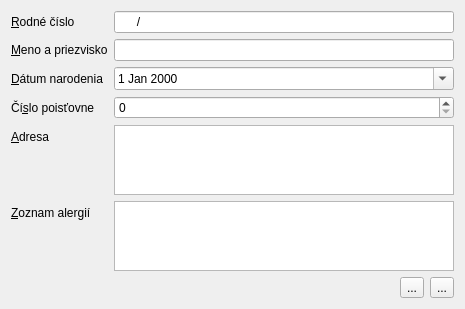
First picture: the form in ui/PacientEdit.ui, repository mireq/NemocnicnySystem, before the edit.
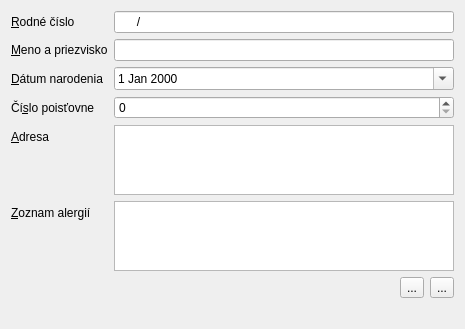
Second picture: the form after the edit. Icons and pictures are not drawn. Custom widgets are drawn as their Qt base class.

```diff
--- a/ui/PacientEdit.ui
+++ b/ui/PacientEdit.ui
@@ -158,6 +158,13 @@
      </item>
     </layout>
    </item>
+   <item row="6" column="1">
+    <widget class="QLabel" name="errorMessage">
+     <property name="text">
+      <string/>
+     </property>
+    </widget>
+   </item>
   </layout>
  </widget>
  <customwidgets>
```
